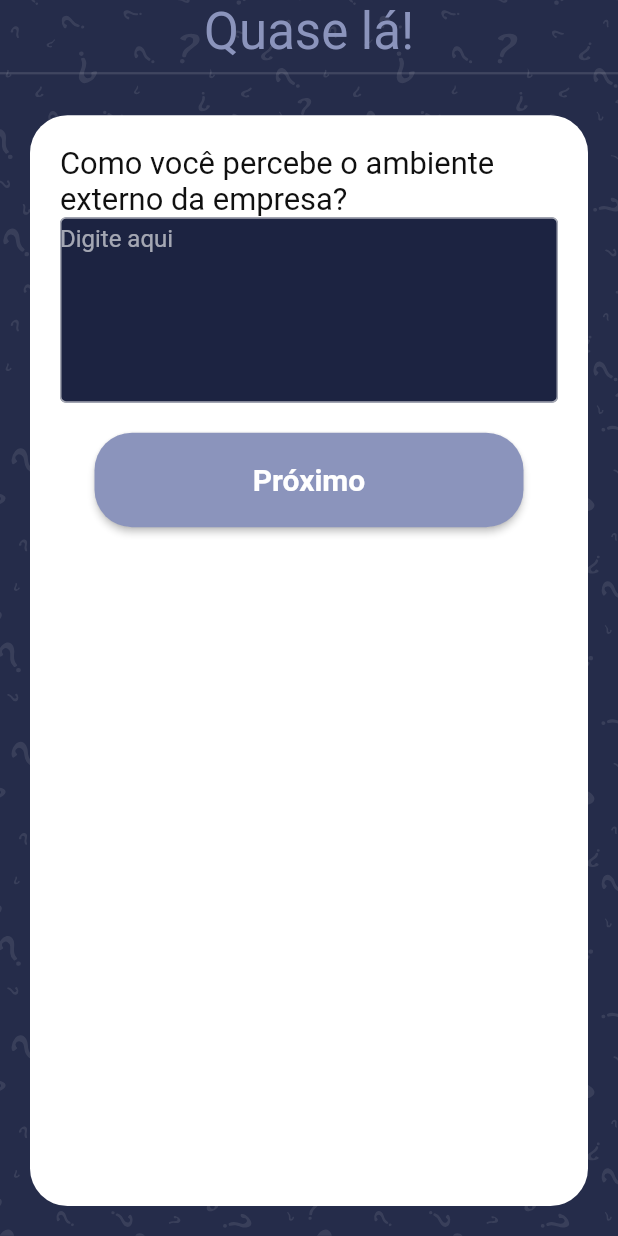
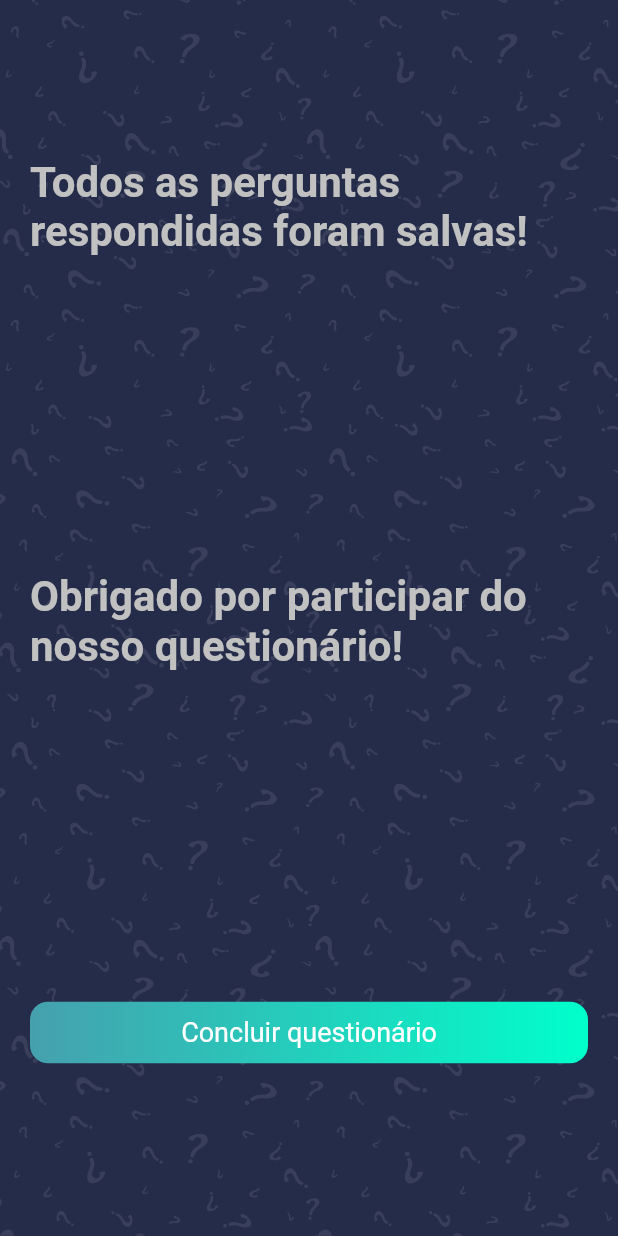
Before and after one commit to julysNICK/quiz_app, a Flutter app: the QuizScreen screen opened directly, after a tap on "Pular", on a phone screen of 412 x 824 dp. Run offline on Flutter 3.47's test engine with Material 2 defaults, Android fonts, the phone set to English and light mode, and no system bars; our stand-ins replace cloud_firestore, expandable, firebase_core, get, websafe_svg; accounts and stored records are empty.

Commit message:
insert new scree thanks

```diff
--- a/lib/controllers/question_controller.dart
+++ b/lib/controllers/question_controller.dart
@@ -1,10 +1,10 @@
 import 'package:flutter/material.dart';
 import 'package:get/get.dart';
-import 'package:quiz_app/screens/choose/choose_screen.dart';
 
 import '../models/Question.dart';
 import '../repositories/forms.dart';
 import '../screens/after_quiz/after_quiz_screen.dart';
+import '../screens/thanks/thanks_screen.dart';
 
 class QuestionController extends GetxController
     with GetSingleTickerProviderStateMixin {
@@ -221,7 +221,7 @@ class QuestionController extends GetxController
     }
 
     if (question.id == 2) {
-      Get.to(() => const Choose());
+      Get.to(() => Thanks());
     }
   }
 
--- a/lib/screens/choose/choose_screen.dart
+++ b/lib/screens/choose/choose_screen.dart
@@ -30,7 +30,7 @@ class Choose extends StatelessWidget {
                     flex: 2,
                   ),
                   Text(
-                    "Formulários online",
+                    "CLIMAORG",
                     style: Theme.of(context).textTheme.headlineLarge!.copyWith(
                           color: Colors.white,
                           fontWeight: FontWeight.bold,
--- a/lib/screens/quiz/quiz_screen.dart
+++ b/lib/screens/quiz/quiz_screen.dart
@@ -1,7 +1,7 @@
 import 'package:flutter/material.dart';
 import 'package:get/get.dart';
-import 'package:quiz_app/screens/after_quiz/after_quiz_screen.dart';
 import 'package:quiz_app/screens/quiz/components/body.dart';
+import 'package:quiz_app/screens/thanks/thanks_screen.dart';
 
 class QuizScreen extends StatelessWidget {
   const QuizScreen({super.key});
@@ -15,7 +15,7 @@ class QuizScreen extends StatelessWidget {
         elevation: 0,
         actions: [
           TextButton(
-            onPressed: () => Get.to(AfterQuiz()),
+            onPressed: () => Get.to(Thanks()),
             child: const Text(
               "Pular",
               style: TextStyle(
--- /dev/null
+++ b/lib/screens/thanks/thanks_screen.dart
@@ -0,0 +1,89 @@
+import 'package:flutter/material.dart';
+import 'package:get/get.dart';
+import 'package:quiz_app/controllers/question_controller.dart';
+import 'package:websafe_svg/websafe_svg.dart';
+
+import '../../constrants.dart';
+
+class Thanks extends StatefulWidget {
+  String titleButton = "Concluir questionário";
+  Thanks({super.key, this.titleButton = "Concluir questionário"});
+
+  @override
+  State<Thanks> createState() => _ThanksState();
+}
+
+class _ThanksState extends State<Thanks> {
+  @override
+  Widget build(BuildContext context) {
+    QuestionController questionController = Get.put(QuestionController());
+    return Scaffold(
+      body: Stack(
+        fit: StackFit.expand,
+        children: [
+          WebsafeSvg.asset(
+            "assets/icons/bg.svg",
+            width: double.infinity,
+            height: double.infinity,
+            fit: BoxFit.fill,
+          ),
+          SafeArea(
+            child: Column(
+              mainAxisAlignment: MainAxisAlignment.spaceAround,
+              children: [
+                const Padding(
+                  padding: EdgeInsets.symmetric(horizontal: kDefaultPadding),
+                  child: Text(
+                    "Todos as perguntas respondidas foram salvas!",
+                    style: TextStyle(
+                      fontSize: 28,
+                      fontWeight: FontWeight.bold,
+                      color: kGrayColor,
+                    ),
+                  ),
+                ),
+                const Flexible(
+                  flex: 1,
+                  child: Padding(
+                    padding: EdgeInsets.symmetric(horizontal: kDefaultPadding),
+                    child:
+                        Text("Obrigado por participar do nosso questionário!",
+                            style: TextStyle(
+                              fontSize: 28,
+                              fontWeight: FontWeight.bold,
+                              color: kGrayColor,
+                            )),
+                  ),
+                ),
+                InkWell(
+                  onTap: () {
+                    Get.offAllNamed("/");
+                  },
+                  child: Container(
+                    margin: const EdgeInsets.symmetric(
+                        horizontal: kDefaultPadding, vertical: 10),
+                    width: double.infinity,
+                    alignment: Alignment.center,
+                    padding: const EdgeInsets.symmetric(
+                        horizontal: kDefaultPadding, vertical: 10),
+                    decoration: BoxDecoration(
+                      gradient: kPrimaryGradient,
+                      borderRadius: BorderRadius.circular(12),
+                    ),
+                    child: Text(
+                      widget.titleButton,
+                      style: const TextStyle(
+                        fontSize: 18,
+                        color: Colors.white,
+                      ),
+                    ),
+                  ),
+                ),
+              ],
+            ),
+          ),
+        ],
+      ),
+    );
+  }
+}
```
